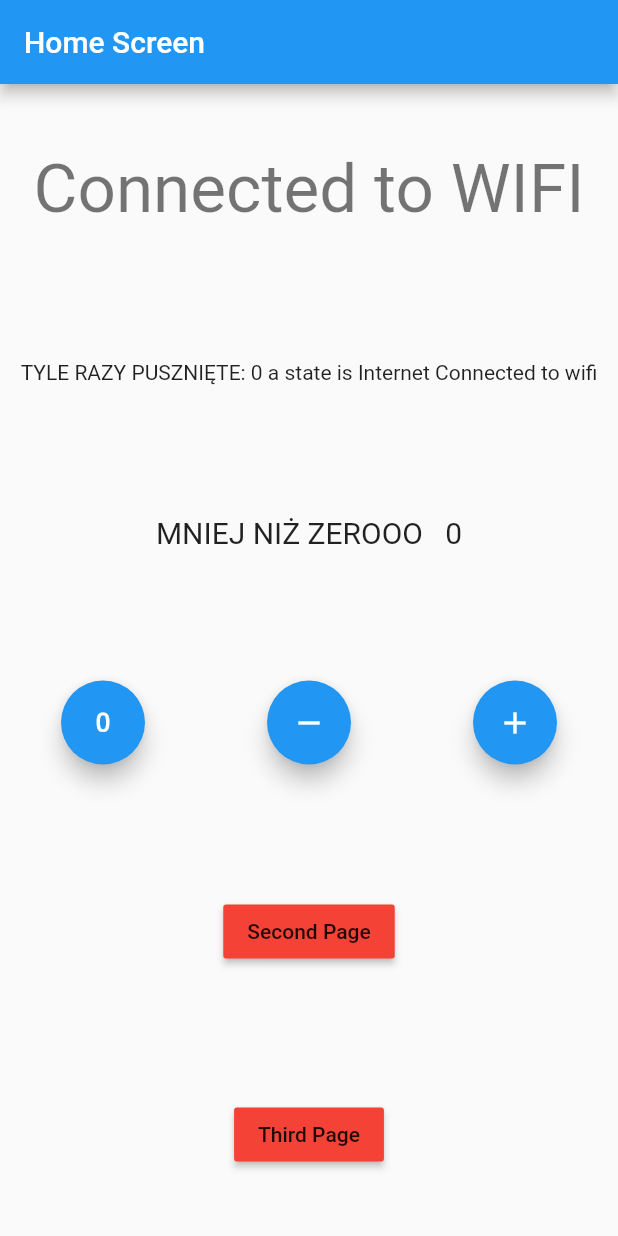
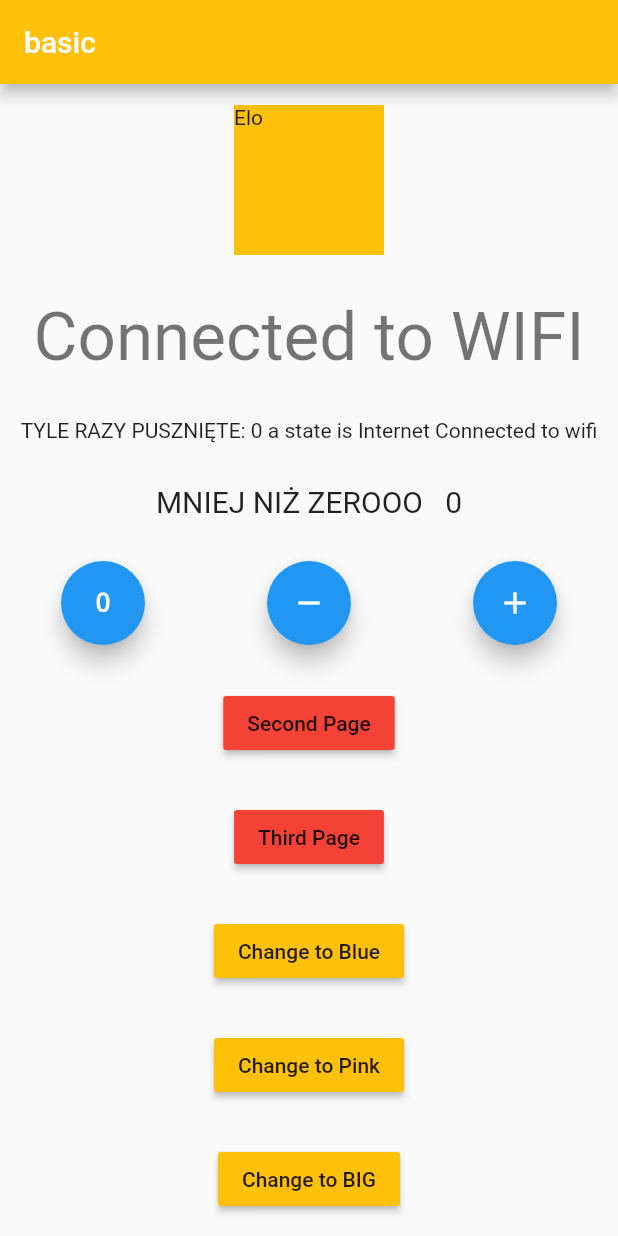
Before and after one commit to dsznycer/bloc_test, a Flutter app: the screen it shows after launch, on a phone screen of 412 x 824 dp. Run offline on Flutter 3.47's test engine with Material 2 defaults, Android fonts, the light colour scheme and no system bars; our stand-ins replace bloc, connectivity_plus, flutter_bloc; missing offline and left inert: dart:ffi.

Commit message:
new cubits

```diff
--- /dev/null
+++ b/lib/logic/cubit/settings_cubit.dart
@@ -0,0 +1,12 @@
+import 'package:bloc/bloc.dart';
+import 'package:flutter/material.dart';
+import 'package:meta/meta.dart';
+
+part 'settings_state.dart';
+
+class SettingsCubit extends Cubit<SettingsState> {
+  SettingsCubit() : super(SettingsInitial(Colors.black26, 25));
+
+  void toBlue() => emit(SettingsUnique(Colors.blue, 25));
+  void toPink() => emit(SettingsUnique(Colors.pink, 30));
+}
--- /dev/null
+++ b/lib/logic/cubit/settings_state.dart
@@ -0,0 +1,18 @@
+part of 'settings_cubit.dart';
+
+@immutable
+abstract class SettingsState {}
+
+class SettingsInitial extends SettingsState {
+  final Color color;
+  final int size;
+
+  SettingsInitial(this.color, this.size);
+}
+
+class SettingsUnique extends SettingsState {
+  final Color color;
+  final int size;
+
+  SettingsUnique(this.color, this.size);
+}
--- /dev/null
+++ b/lib/logic/cubit/testu_cubit.dart
@@ -0,0 +1,10 @@
+import 'package:bloc/bloc.dart';
+import 'package:meta/meta.dart';
+
+part 'testu_state.dart';
+
+class TestuCubit extends Cubit<TestuState> {
+  TestuCubit() : super(TestuState('basic'));
+
+  void changeBig() => emit(TestuState('BIGGG'));
+}
--- /dev/null
+++ b/lib/logic/cubit/testu_state.dart
@@ -0,0 +1,7 @@
+part of 'testu_cubit.dart';
+
+class TestuState {
+  TestuState(this.text);
+
+  final String text;
+}
--- a/lib/main.dart
+++ b/lib/main.dart
@@ -3,6 +3,8 @@ import 'package:flutter/material.dart';
 import 'package:flutter_bloc/flutter_bloc.dart';
 import 'package:test_bloc_app/logic/cubit/counter_cubit.dart';
 import 'package:test_bloc_app/logic/cubit/internet_cubit.dart';
+import 'package:test_bloc_app/logic/cubit/settings_cubit.dart';
+import 'package:test_bloc_app/logic/cubit/testu_cubit.dart';
 import 'package:test_bloc_app/presentation/router/app_router.dart';
 
 void main() {
@@ -15,7 +17,6 @@ void main() {
 }
 
 class MyApp extends StatelessWidget {
-  // final AppRouter appRouter;
   final Connectivity connectivity;
 
   MyApp({required this.connectivity});
@@ -26,9 +27,9 @@ class MyApp extends StatelessWidget {
       providers: [
         BlocProvider<InternetCubit>(
             create: (context) => InternetCubit(connectivity: connectivity)),
-        BlocProvider<CounterCubit>(
-          create: (context) => CounterCubit(),
-        ),
+        BlocProvider<CounterCubit>(create: (context) => CounterCubit()),
+        BlocProvider<SettingsCubit>(create: (context) => SettingsCubit()),
+        BlocProvider<TestuCubit>(create: (context) => TestuCubit()),
       ],
       child: MaterialApp(
         color: Colors.blueGrey,
--- a/lib/presentation/screens/home_screen.dart
+++ b/lib/presentation/screens/home_screen.dart
@@ -1,9 +1,10 @@
 import 'dart:ffi';
-
 import 'package:flutter/material.dart';
 import 'package:flutter_bloc/flutter_bloc.dart';
 import 'package:test_bloc_app/constants/enums.dart';
 import 'package:test_bloc_app/logic/cubit/internet_cubit.dart';
+import 'package:test_bloc_app/logic/cubit/settings_cubit.dart';
+import 'package:test_bloc_app/logic/cubit/testu_cubit.dart';
 import 'package:test_bloc_app/presentation/screens/second_screen.dart';
 
 import '../../logic/cubit/counter_cubit.dart';
@@ -23,22 +24,22 @@ class _HomeScreenState extends State<HomeScreen> {
   Widget build(BuildContext context) {
     return Scaffold(
       appBar: AppBar(
-        title: Text(widget.text),
-      ),
+          title: Text(context.watch<TestuCubit>().state.text),
+          backgroundColor: Colors.amber),
       body: BlocListener<CounterCubit, CounterState>(
         listener: (context, state) {
           if (state.isIncremented == true) {
             ScaffoldMessenger.of(context).showSnackBar(
               SnackBar(
                 backgroundColor: Colors.red,
-                content: Text('DODANOO'),
-                duration: Duration(seconds: 1),
+                content: const Text('DODANOO'),
+                duration: const Duration(seconds: 1),
               ),
             );
           } else if (state.isIncremented == false) {
             ScaffoldMessenger.of(context).showSnackBar(SnackBar(
-              content: Text('ODJĘTOOO'),
-              duration: Duration(seconds: 1),
+              content: const Text('ODJĘTOOO'),
+              duration: const Duration(seconds: 1),
             ));
           }
         },
@@ -47,6 +48,27 @@ class _HomeScreenState extends State<HomeScreen> {
             mainAxisAlignment: MainAxisAlignment.spaceAround,
             crossAxisAlignment: CrossAxisAlignment.center,
             children: [
+              BlocBuilder<SettingsCubit, SettingsState>(
+                  builder: (context, state) {
+                if (state is SettingsUnique) {
+                  return Container(
+                    height: 100,
+                    width: 100,
+                    color: state.color,
+                    child: Text(
+                      'Elo',
+                      style: TextStyle(fontSize: state.size.toDouble()),
+                    ),
+                  );
+                } else {
+                  return Container(
+                    height: 100,
+                    width: 100,
+                    color: Colors.amber,
+                    child: Text('Elo'),
+                  );
+                }
+              }),
               BlocBuilder<InternetCubit, InternetState>(
                   builder: (context, state) {
                 if (state is InternetConnected &&
@@ -158,6 +180,24 @@ class _HomeScreenState extends State<HomeScreen> {
                   child: Text('Third Page'),
                   onPressed: () {
                     Navigator.of(context).pushNamed('/third');
+                  }),
+              MaterialButton(
+                  color: Colors.amber,
+                  child: Text('Change to Blue'),
+                  onPressed: () {
+                    context.read<SettingsCubit>().toBlue();
+                  }),
+              MaterialButton(
+                  color: Colors.amber,
+                  child: Text('Change to Pink'),
+                  onPressed: () {
+                    context.read<SettingsCubit>().toPink();
+                  }),
+              MaterialButton(
+                  color: Colors.amber,
+                  child: Text('Change to BIG'),
+                  onPressed: () {
+                    context.read<TestuCubit>().changeBig();
                   })
             ],
           ),
--- a/pubspec.yaml
+++ b/pubspec.yaml
@@ -19,7 +19,7 @@ dependencies:
   cupertino_icons: ^1.0.2
   flutter_bloc: ^8.1.1
   connectivity_plus: ^3.0.2
-  equatable: ^2.0.5
+  # equatable: ^2.0.5
   freezed: ^2.3.2
 
 dev_dependencies:
```
Also changed, not shown: pubspec.lock.
